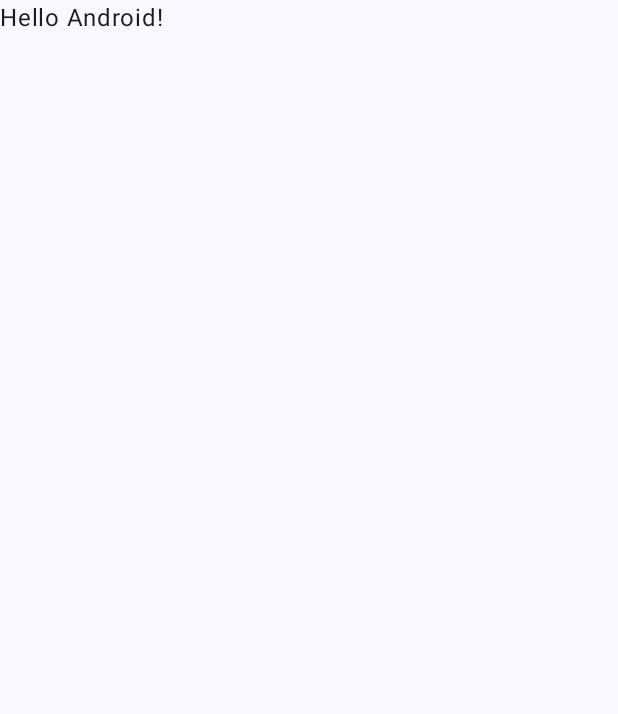
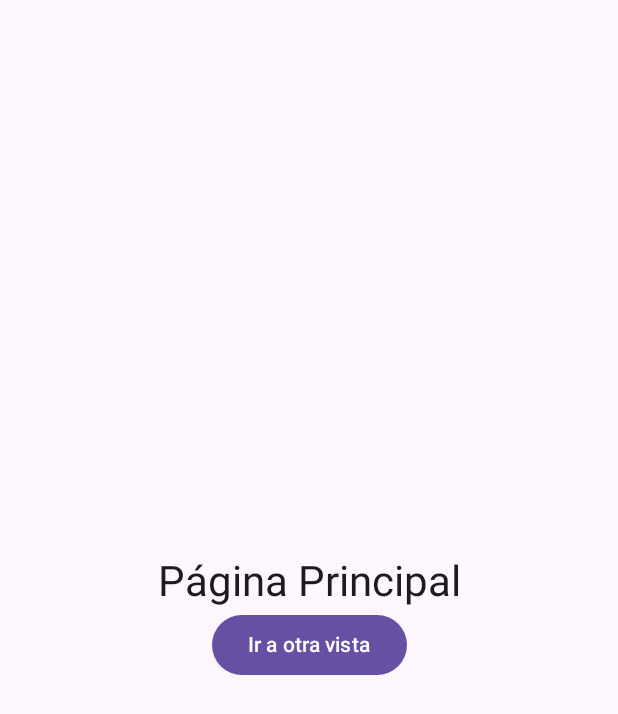
Before and after one commit to ximenacuadros1239-oss/Lab14Widgets, an Android app built with Jetpack Compose: the screen it shows after launch (MainActivity), on a phone screen of 412 x 824 dp. Before the commit the part shown is almost empty. Shown: the top 714 px of the screen. Run offline under Robolectric (Android 15) with nearby library versions, the phone set to English and light mode, and no system bars.

Commit message:
feat: agrega MainActivity y SecondActivity

```diff
--- a/app/build.gradle.kts
+++ b/app/build.gradle.kts
@@ -44,6 +44,8 @@ dependencies {
     implementation(libs.androidx.compose.ui.tooling.preview)
     implementation(libs.androidx.core.ktx)
     implementation(libs.androidx.lifecycle.runtime.ktx)
+    implementation("androidx.glance:glance-appwidget:1.1.0")
+    implementation("androidx.glance:glance-material3:1.1.0")
     testImplementation(libs.junit)
     androidTestImplementation(platform(libs.androidx.compose.bom))
     androidTestImplementation(libs.androidx.compose.ui.test.junit4)
--- a/app/src/main/AndroidManifest.xml
+++ b/app/src/main/AndroidManifest.xml
@@ -23,6 +23,7 @@
                 <category android:name="android.intent.category.LAUNCHER" />
             </intent-filter>
         </activity>
+        <activity android:name=".SecondActivity" android:exported="false" />
     </application>
 
 </manifest>
--- a/app/src/main/java/com/example/lab14widgets/MainActivity.kt
+++ b/app/src/main/java/com/example/lab14widgets/MainActivity.kt
@@ -1,47 +1,44 @@
 package com.example.lab14widgets
 
+import android.content.Intent
 import android.os.Bundle
 import androidx.activity.ComponentActivity
 import androidx.activity.compose.setContent
-import androidx.activity.enableEdgeToEdge
+import androidx.compose.foundation.layout.Arrangement
+import androidx.compose.foundation.layout.Column
 import androidx.compose.foundation.layout.fillMaxSize
 import androidx.compose.foundation.layout.padding
-import androidx.compose.material3.Scaffold
+import androidx.compose.material3.Button
+import androidx.compose.material3.MaterialTheme
+import androidx.compose.material3.Surface
 import androidx.compose.material3.Text
-import androidx.compose.runtime.Composable
+import androidx.compose.ui.Alignment
 import androidx.compose.ui.Modifier
-import androidx.compose.ui.tooling.preview.Preview
-import com.example.lab14widgets.ui.theme.Lab14WidgetsTheme
+import androidx.compose.ui.platform.LocalContext
+import androidx.compose.ui.unit.dp
+import com.example.lab14widgets.SecondActivity
 
 class MainActivity : ComponentActivity() {
     override fun onCreate(savedInstanceState: Bundle?) {
         super.onCreate(savedInstanceState)
-        enableEdgeToEdge()
         setContent {
-            Lab14WidgetsTheme {
-                Scaffold(modifier = Modifier.fillMaxSize()) { innerPadding ->
-                    Greeting(
-                        name = "Android",
-                        modifier = Modifier.padding(innerPadding)
-                    )
+            MaterialTheme {
+                Surface(Modifier.fillMaxSize()) {
+                    val context = LocalContext.current
+                    Column(
+                        modifier = Modifier.fillMaxSize().padding(24.dp),
+                        verticalArrangement = Arrangement.Center,
+                        horizontalAlignment = Alignment.CenterHorizontally
+                    ) {
+                        Text("Página Principal", style = MaterialTheme.typography.headlineMedium)
+                        Button(onClick = {
+                            context.startActivity(Intent(context, SecondActivity::class.java))
+                        }) {
+                            Text("Ir a otra vista")
+                        }
+                    }
                 }
             }
         }
     }
 }
-
-@Composable
-fun Greeting(name: String, modifier: Modifier = Modifier) {
-    Text(
-        text = "Hello $name!",
-        modifier = modifier
-    )
-}
-
-@Preview(showBackground = true)
-@Composable
-fun GreetingPreview() {
-    Lab14WidgetsTheme {
-        Greeting("Android")
-    }
-}
```
Also changed, not shown: app/src/main/java/com/example/lab14widgets/SecondActivity.kt (added, +27 -0 lines).
